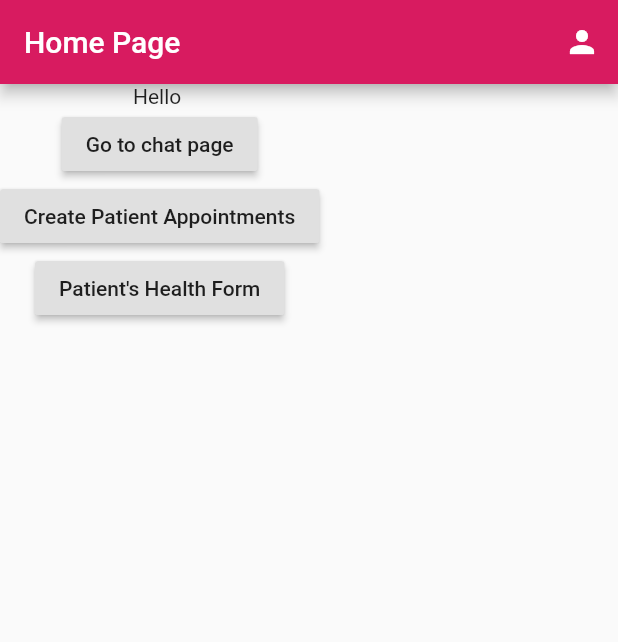
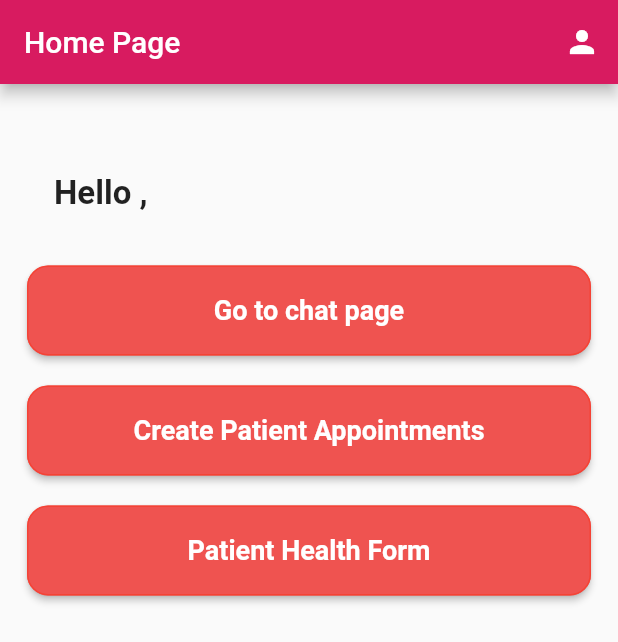
Before and after one commit to wrimicha/HealthKick, a Flutter app: the HomePageDoctor screen opened by its route, on a phone screen of 412 x 824 dp. Shown: the top 642 px of the screen. Run offline on Flutter 3.47's test engine with Material 2 defaults, Android fonts, the phone set to English and light mode, and no system bars; our stand-ins replace cloud_firestore, firebase_auth, firebase_core, firebase_database, google_maps_flutter, image_cropper and 2 more; accounts and stored records are empty.

Commit message:
Updated the Doctor homepage

```diff
--- a/lib/screens/homescreendoctor.dart
+++ b/lib/screens/homescreendoctor.dart
@@ -20,27 +20,132 @@ class HomePageDoctor extends StatelessWidget {
         automaticallyImplyLeading: false,
       ),
       body: Container(
+          margin: EdgeInsetsDirectional.fromSTEB(18.0, 60, 18.0, 0),
           child: Column(
         children: [
-          Text("Hello " + Constants.userName),
-          RaisedButton(
-            child: Text("Go to chat page"),
+          SizedBox(
+            width: double.infinity,
+            child: Container(
+              margin: EdgeInsetsDirectional.fromSTEB(18.0, 0, 0, 15),
+              child: Text(
+                "Hello " + Constants.userName + ",",
+                textAlign: TextAlign.left,
+                style: TextStyle(fontSize: 22.0,
+                    fontWeight: FontWeight.bold),
+              ),
+            ),
+          ),
+          SizedBox(
+            height: 20,
+          ),
+          SizedBox(
+            height: 60.0,
+            width: double.infinity,
+            child: ElevatedButton(
+              style: ButtonStyle(
+                backgroundColor:
+                MaterialStateProperty.all<Color>(Colors.red[400]),
+                shape:
+                MaterialStateProperty.all<RoundedRectangleBorder>(
+                  RoundedRectangleBorder(
+                      borderRadius: BorderRadius.circular(14.0),
+                      side: BorderSide(color: Colors.red)),
+                ),
+              ),
+              child: Text(
+                "Go to chat page",
+                style: TextStyle(
+                  fontSize: 18.0,
+                  fontWeight: FontWeight.bold,
+                  color: Colors.white,
+                ),
+              ),
               onPressed: () {
                 Navigator.of(context).pushNamed('/chathomescreen_doctor');
               },
             ),
-          RaisedButton(
-            child: Text("Create Patient Appointments"),
+          ),
+          SizedBox(
+            height: 20,
+          ),
+          SizedBox(
+            height: 60.0,
+            width: double.infinity, // <-- match_parent
+            child: ElevatedButton(
+              style: ButtonStyle(
+                backgroundColor:
+                MaterialStateProperty.all<Color>(Colors.red[400]),
+                shape:
+                MaterialStateProperty.all<RoundedRectangleBorder>(
+                  RoundedRectangleBorder(
+                      borderRadius: BorderRadius.circular(14.0),
+                      side: BorderSide(color: Colors.red)),
+                ),
+              ),
+              child: Text(
+                "Create Patient Appointments",
+                style: TextStyle(
+                  fontSize: 18.0,
+                  fontWeight: FontWeight.bold,
+                  color: Colors.white,
+                ),
+              ),
               onPressed: () {
                 Navigator.of(context).pushNamed('/appointmentscreen');
               },
             ),
-          RaisedButton(
-            child: Text("Patient's Health Form"),
+          ),
+          SizedBox(
+            height: 20,
+          ),
+          SizedBox(
+            height: 60.0,
+            width: double.infinity, // <-- match_parent
+            child: ElevatedButton(
+              style: ButtonStyle(
+                backgroundColor:
+                MaterialStateProperty.all<Color>(Colors.red[400]),
+                shape:
+                MaterialStateProperty.all<RoundedRectangleBorder>(
+                  RoundedRectangleBorder(
+                      borderRadius: BorderRadius.circular(14.0),
+                      side: BorderSide(color: Colors.red)),
+                ),
+              ),
+              child: Text(
+                "Patient Health Form",
+                style: TextStyle(
+                  fontSize: 18.0,
+                  fontWeight: FontWeight.bold,
+                  color: Colors.white,
+                ),
+              ),
               onPressed: () {
                 Navigator.of(context).pushNamed('/healthformscreen');
               },
-          )
+            ),
+          ),
+          SizedBox(
+            height: 20,
+          ),
+          // RaisedButton(
+          //   child: Text("Go to chat page"),
+          //   onPressed: () {
+          //     Navigator.of(context).pushNamed('/chathomescreen_doctor');
+          //   },
+          // ),
+          // RaisedButton(
+          //   child: Text("Create Patient Appointments"),
+          //   onPressed: () {
+          //     Navigator.of(context).pushNamed('/appointmentscreen');
+          //   },
+          // ),
+          // RaisedButton(
+          //   child: Text("Patient's Health Form"),
+          //   onPressed: () {
+          //     Navigator.of(context).pushNamed('/healthformscreen');
+          //   },
+          // )
         ],
       )),
     );
```
Lines whose indentation alone changed are shown as unchanged.
